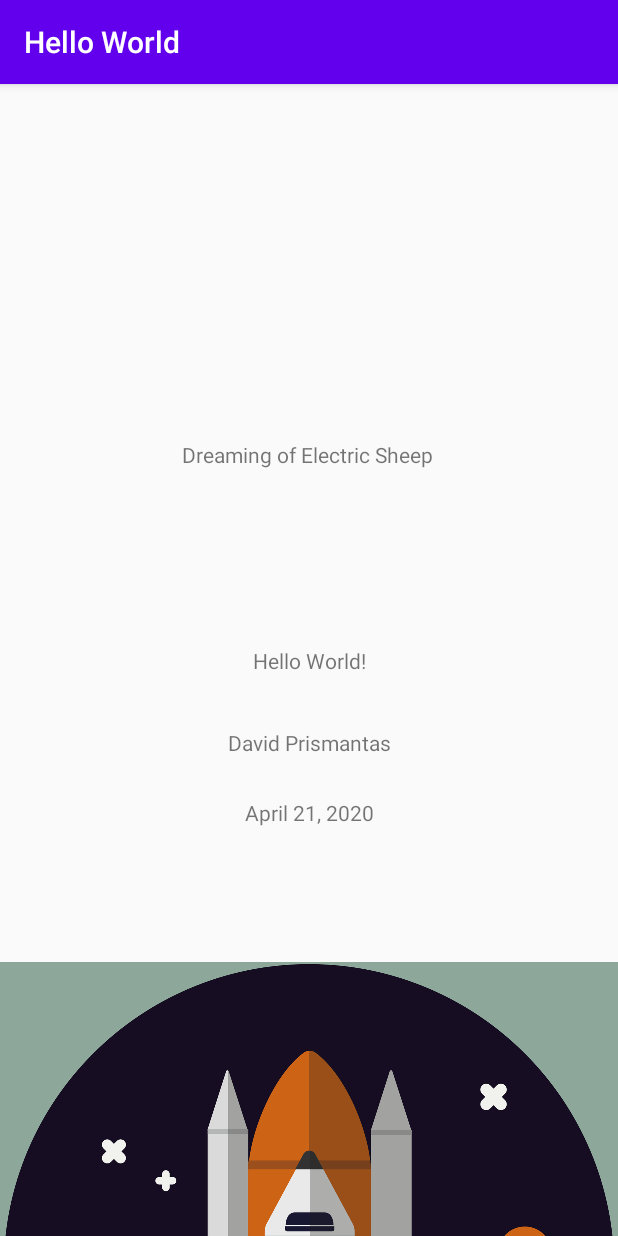
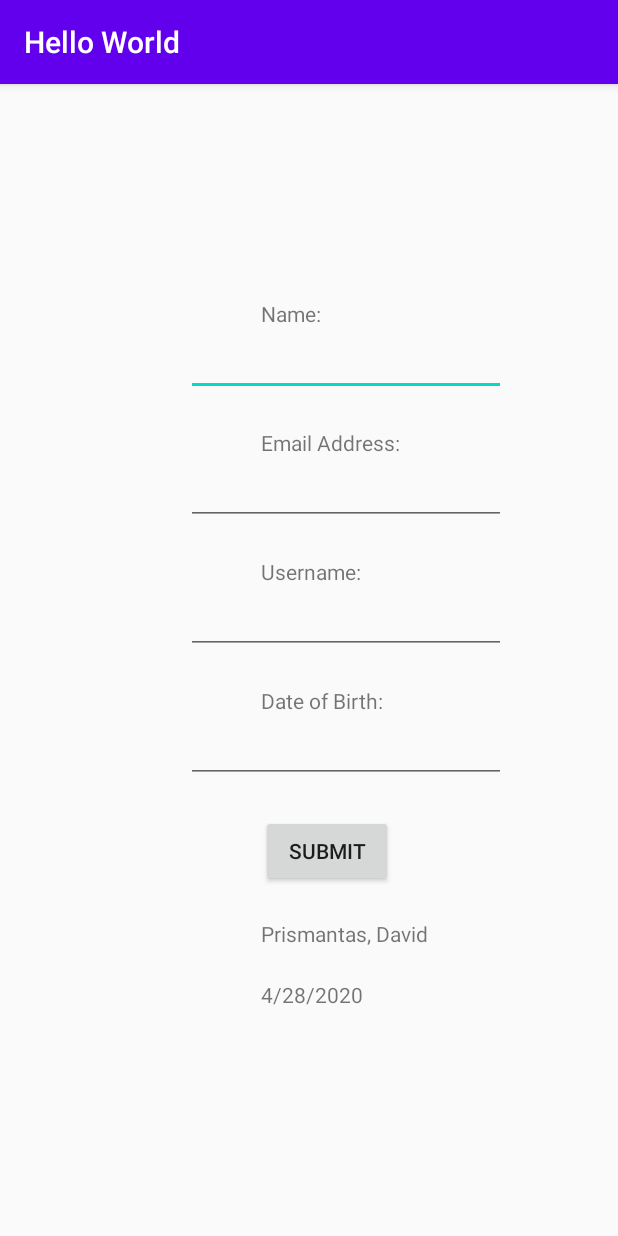
Before and after one commit to David-Prism/mobile_app_1, an Android app: the screen it shows after launch (MainActivity), on a phone screen of 412 x 824 dp. Run offline under Robolectric (Android 15) with nearby library versions, the phone set to English and light mode, and no system bars.

Commit message:
Week 2 assignment, 1st commit

```diff
--- a/app/src/main/AndroidManifest.xml
+++ b/app/src/main/AndroidManifest.xml
@@ -9,6 +9,8 @@
         android:roundIcon="@mipmap/ic_launcher_round"
         android:supportsRtl="true"
         android:theme="@style/AppTheme">
+        <activity android:name=".ThankYou" />
+        <activity android:name="com.Activity2" />
         <activity android:name=".MainActivity">
             <intent-filter>
                 <action android:name="android.intent.action.MAIN" />
--- /dev/null
+++ b/app/src/main/java/com/Activity2.java
@@ -0,0 +1,16 @@
+package com;
+
+import androidx.appcompat.app.AppCompatActivity;
+
+import android.os.Bundle;
+
+import com.example.helloworld.R;
+
+public class Activity2 extends AppCompatActivity {
+
+    @Override
+    protected void onCreate(Bundle savedInstanceState) {
+        super.onCreate(savedInstanceState);
+        setContentView(R.layout.activity_2);
+    }
+}
--- /dev/null
+++ b/app/src/main/java/com/example/helloworld/Constants.java
@@ -0,0 +1,6 @@
+package com.example.helloworld;
+
+public class Constants {
+
+    static final String KEY_NAME = "name";
+}
--- a/app/src/main/java/com/example/helloworld/MainActivity.java
+++ b/app/src/main/java/com/example/helloworld/MainActivity.java
@@ -2,17 +2,39 @@ package com.example.helloworld;
 
 import androidx.appcompat.app.AppCompatActivity;
 
+import android.content.Intent;
 import android.os.Bundle;
+import android.os.PersistableBundle;
+import android.provider.SyncStateContract;
+import android.view.View;
+import android.widget.Button;
+import android.widget.EditText;
 import android.widget.ImageView;
 
+import com.Activity2;
+
 public class MainActivity extends AppCompatActivity {
+
+    EditText inputName;
+    EditText inputEmail;
+    EditText inputUserName;
+    EditText inputDate;
 
     @Override
     protected void onCreate(Bundle savedInstanceState) {
         super.onCreate(savedInstanceState);
         setContentView(R.layout.activity_main);
 
-        ImageView myImageView = (ImageView) findViewById(R.id.my_image_view);
-        myImageView.setImageResource(R.drawable.rocket);
+        inputName = findViewById(R.id.input_field_1);
+        inputEmail = findViewById(R.id.input_field_2);
+        inputUserName = findViewById(R.id.input_field_3);
+        inputDate = findViewById(R.id.input_field_4);
+    }
+
+    public void goToThankYouActivity(View view) {
+        Intent thankYouActivity = new Intent(MainActivity.this, ThankYou.class);
+//        Bundle bundle = new Bundle();
+//        bundle.putString(Constants.KEY_NAME, inputName.getText());
+        startActivity(thankYouActivity);
     }
 }
--- /dev/null
+++ b/app/src/main/java/com/example/helloworld/ThankYou.java
@@ -0,0 +1,16 @@
+package com.example.helloworld;
+
+import androidx.appcompat.app.AppCompatActivity;
+
+import android.os.Bundle;
+
+import com.example.helloworld.R;
+
+public class ThankYou extends AppCompatActivity {
+
+    @Override
+    protected void onCreate(Bundle savedInstanceState) {
+        super.onCreate(savedInstanceState);
+        setContentView(R.layout.activity_thank_you);
+    }
+}
--- /dev/null
+++ b/app/src/main/res/layout/activity_2.xml
@@ -0,0 +1,9 @@
+<?xml version="1.0" encoding="utf-8"?>
+<androidx.constraintlayout.widget.ConstraintLayout xmlns:android="http://schemas.android.com/apk/res/android"
+    xmlns:app="http://schemas.android.com/apk/res-auto"
+    xmlns:tools="http://schemas.android.com/tools"
+    android:layout_width="match_parent"
+    android:layout_height="match_parent"
+    tools:context="com.Activity2">
+
+</androidx.constraintlayout.widget.ConstraintLayout>
--- a/app/src/main/res/layout/activity_main.xml
+++ b/app/src/main/res/layout/activity_main.xml
@@ -1,67 +1,137 @@
 <?xml version="1.0" encoding="utf-8"?>
-<androidx.constraintlayout.widget.ConstraintLayout xmlns:android="http://schemas.android.com/apk/res/android"
+<RelativeLayout xmlns:android="http://schemas.android.com/apk/res/android"
     xmlns:app="http://schemas.android.com/apk/res-auto"
     xmlns:tools="http://schemas.android.com/tools"
     android:layout_width="match_parent"
     android:layout_height="match_parent"
     tools:context=".MainActivity">
 
+    <LinearLayout
+        android:id="@+id/LinearLayout_1"
+        android:layout_width="wrap_content"
+        android:layout_height="wrap_content"
+        android:layout_alignParentTop="true"
+        android:layout_centerHorizontal="true"
+        android:layout_marginTop="@dimen/top_margin"
+        android:orientation="vertical">
+
         <TextView
             android:id="@+id/text_view_1"
+            android:layout_width="match_parent"
+            android:layout_height="wrap_content"
+            android:text="@string/name"
+            android:layout_below="@id/LinearLayout_1"
+            android:layout_centerHorizontal="true"
+            android:layout_marginTop="21dp"
+            android:layout_marginLeft="100dp"
+            />
+
+        <EditText
+            android:id="@+id/input_field_1"
             android:layout_width="wrap_content"
             android:layout_height="wrap_content"
-        android:text="@string/hello_world"
-        app:layout_constraintBottom_toBottomOf="parent"
-        app:layout_constraintLeft_toLeftOf="parent"
-        app:layout_constraintRight_toRightOf="parent"
-        app:layout_constraintTop_toTopOf="parent"
+            android:ems="10"
+            android:layout_below="@+id/text_view_1"
+            android:layout_marginLeft="50dp"
+            android:inputType="textPersonName"
             />
 
         <TextView
             android:id="@+id/text_view_2"
+            android:layout_width="match_parent"
+            android:layout_height="wrap_content"
+            android:text="@string/email_address"
+            android:layout_below="@+id/input_field_1"
+            android:layout_centerHorizontal="true"
+            android:layout_marginTop="21dp"
+            android:layout_marginLeft="100dp"
+            />
+
+        <EditText
+            android:id="@+id/input_field_2"
             android:layout_width="wrap_content"
             android:layout_height="wrap_content"
-        android:text="@string/david_prismantas"
-        app:layout_constraintBottom_toBottomOf="parent"
-        app:layout_constraintLeft_toLeftOf="parent"
-        app:layout_constraintRight_toRightOf="parent"
-        app:layout_constraintTop_toTopOf="@id/text_view_1"
-        app:layout_constraintVertical_bias="0.146"
+            android:ems="10"
+            android:layout_below="@+id/text_view_2"
+            android:layout_marginLeft="50dp"
+            android:inputType="textEmailAddress"
             />
 
         <TextView
             android:id="@+id/text_view_3"
+            android:layout_width="match_parent"
+            android:layout_height="wrap_content"
+            android:text="@string/username"
+            android:layout_below="@+id/input_field_2"
+            android:layout_centerHorizontal="true"
+            android:layout_marginTop="21dp"
+            android:layout_marginLeft="100dp"
+            />
+
+        <EditText
+            android:id="@+id/input_field_3"
             android:layout_width="wrap_content"
             android:layout_height="wrap_content"
-        android:text="@string/april_21_2020"
-        app:layout_constraintBottom_toBottomOf="parent"
-        app:layout_constraintLeft_toLeftOf="parent"
-        app:layout_constraintRight_toRightOf="parent"
-        app:layout_constraintTop_toTopOf="@id/text_view_2"
-        app:layout_constraintVertical_bias="0.146"
-        />
-
-    <ImageView
-        android:id="@+id/my_image_view"
-        android:layout_width="wrap_content"
-        android:layout_height="wrap_content"
-        app:layout_constraintBottom_toBottomOf="parent"
-        app:layout_constraintLeft_toLeftOf="parent"
-        app:layout_constraintRight_toRightOf="parent"
-        app:layout_constraintTop_toTopOf="@id/text_view_3"
-        app:layout_constraintVertical_bias="0.146"
+            android:ems="10"
+            android:layout_below="@+id/text_view_3"
+            android:layout_marginLeft="50dp"
+            android:inputType="textPersonName"
             />
 
         <TextView
             android:id="@+id/text_view_4"
+            android:layout_width="match_parent"
+            android:layout_height="wrap_content"
+            android:text="@string/date_of_birth"
+            android:layout_below="@+id/input_field_3"
+            android:layout_centerHorizontal="true"
+            android:layout_marginTop="21dp"
+            android:layout_marginLeft="100dp"
+            />
+
+        <EditText
+            android:id="@+id/input_field_4"
             android:layout_width="wrap_content"
             android:layout_height="wrap_content"
-        android:text="@string/dreaming_of_electric_sheep"
-        app:layout_constraintBottom_toBottomOf="@id/text_view_1"
-        app:layout_constraintHorizontal_bias="0.497"
-        app:layout_constraintLeft_toLeftOf="parent"
-        app:layout_constraintRight_toRightOf="parent"
-        app:layout_constraintTop_toTopOf="parent"
-        app:layout_constraintVertical_bias="0.634" />
+            android:ems="10"
+            android:layout_below="@+id/text_view_4"
+            android:layout_marginLeft="50dp"
+            android:inputType="date"
+            />
 
-</androidx.constraintlayout.widget.ConstraintLayout>
+        <Button
+            android:id="@+id/button_1"
+            android:layout_width="wrap_content"
+            android:layout_height="wrap_content"
+            android:text="@string/submit"
+            android:layout_below="@+id/input_field_4"
+            android:layout_centerHorizontal="false"
+            android:layout_marginTop="21dp"
+            android:layout_marginLeft="100dp"
+            android:onClick="goToThankYouActivity"
+            />
+
+        <TextView
+            android:id="@+id/text_view_5"
+            android:layout_width="wrap_content"
+            android:layout_height="wrap_content"
+            android:text="@string/david_prismantas"
+            android:layout_below="@+id/button_1"
+            android:layout_marginTop="21dp"
+            android:layout_marginLeft="100dp"
+            />
+
+        <TextView
+            android:id="@+id/text_view_6"
+            android:layout_width="wrap_content"
+            android:layout_height="wrap_content"
+            android:text="@string/_4_28_2020"
+            android:layout_below="@+id/text_view_5"
+            android:layout_marginTop="21dp"
+            android:layout_marginLeft="100dp"
+            />
+    </LinearLayout>
+
+
+
+</RelativeLayout>
--- /dev/null
+++ b/app/src/main/res/layout/activity_thank_you.xml
@@ -0,0 +1,20 @@
+<?xml version="1.0" encoding="utf-8"?>
+<LinearLayout xmlns:android="http://schemas.android.com/apk/res/android"
+    xmlns:app="http://schemas.android.com/apk/res-auto"
+    xmlns:tools="http://schemas.android.com/tools"
+    android:layout_width="match_parent"
+    android:layout_height="match_parent"
+    tools:context=".ThankYou">
+
+    <TextView
+        android:id="@+id/text_view_7"
+        android:layout_width="wrap_content"
+        android:layout_height="wrap_content"
+        android:text="@string/thank_you"
+        android:layout_below="@id/LinearLayout_1"
+        android:layout_centerHorizontal="true"
+        android:layout_marginTop="100dp"
+        android:layout_marginLeft="100dp"
+        />
+
+</LinearLayout>
--- /dev/null
+++ b/app/src/main/res/values/dimens.xml
@@ -0,0 +1,4 @@
+<?xml version="1.0" encoding="utf-8"?>
+<resources>
+    <dimen name="top_margin">122dp</dimen>
+</resources>
--- a/app/src/main/res/values/strings.xml
+++ b/app/src/main/res/values/strings.xml
@@ -1,7 +1,11 @@
 <resources>
     <string name="app_name">Hello World</string>
-    <string name="hello_world">Hello World!</string>
-    <string name="david_prismantas">David Prismantas</string>
-    <string name="april_21_2020">April 21, 2020</string>
-    <string name="dreaming_of_electric_sheep">Dreaming of Electric Sheep</string>
+    <string name="name">Name:</string>
+    <string name="email_address">Email Address:</string>
+    <string name="username">Username:</string>
+    <string name="date_of_birth">Date of Birth:</string>
+    <string name="david_prismantas">Prismantas, David</string>
+    <string name="submit">Submit</string>
+    <string name="_4_28_2020">4/28/2020</string>
+    <string name="thank_you">Thank You!</string>
 </resources>
```
Lines whose indentation alone changed are shown as unchanged.
